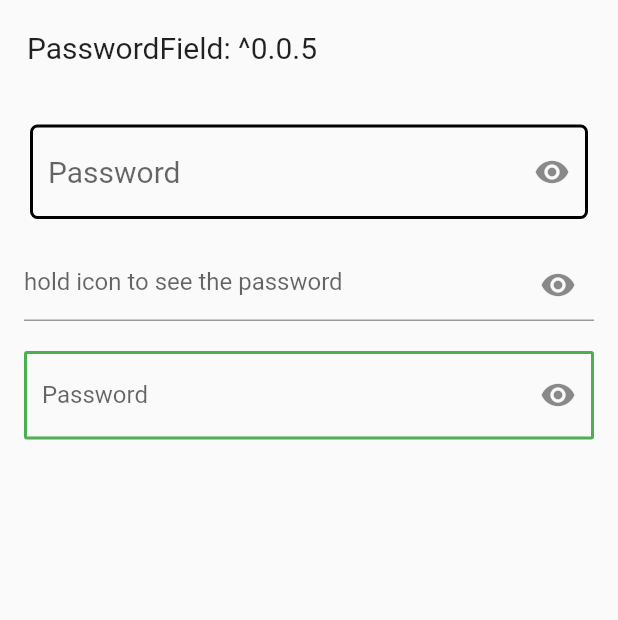
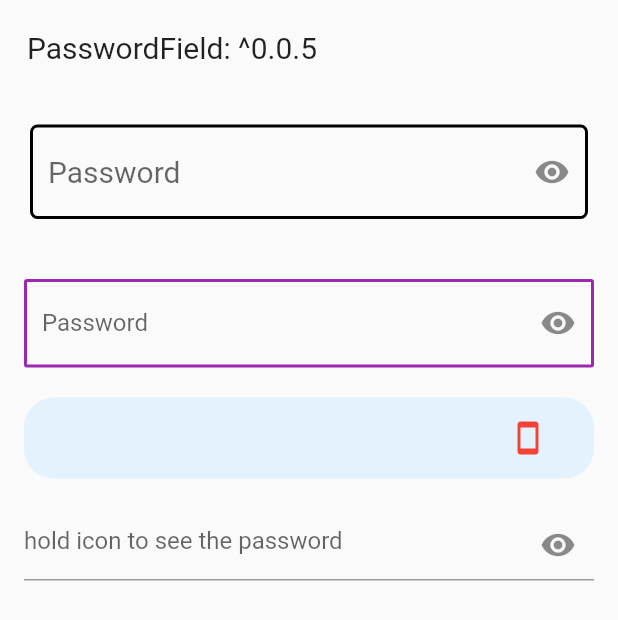
Before and after one commit to maheshj01/passwordfield, a Flutter app: the screen it shows after launch, on a phone screen of 412 x 824 dp. Shown: the top 620 px of the screen. Run offline on Flutter 3.47's test engine with Material 2 defaults, Android fonts, the phone set to English and light mode, and no system bars.

Commit message:
added background border and color and radius
improved documentation and added an example

```diff
--- a/example/lib/main.dart
+++ b/example/lib/main.dart
@@ -63,12 +63,6 @@ class PasswordApp extends StatelessWidget {
               hintText: "Password",
             ),
           ),
-          Container(
-            padding: EdgeInsets.symmetric(horizontal: 16),
-            child: PasswordField(
-              hintText: 'hold icon to see the password ',
-            ),
-          ),
           SizedBox(
             height: 20,
           ),
@@ -80,13 +74,38 @@ class PasswordApp extends StatelessWidget {
               pattern: r'.*[@$#.*].*',
               border: OutlineInputBorder(
                   borderRadius: BorderRadius.circular(2),
-                  borderSide: BorderSide(width: 2, color: Colors.green)),
+                  borderSide: BorderSide(width: 2, color: Colors.purple)),
               focusedBorder: OutlineInputBorder(
                   borderRadius: BorderRadius.circular(10),
-                  borderSide: BorderSide(width: 2, color: Colors.green)),
+                  borderSide: BorderSide(width: 2, color: Colors.purple)),
               errorMessage: 'must contain special character either . * @ # \$',
             ),
-          )
+          ),
+          SizedBox(
+            height: 20,
+          ),
+          Container(
+            margin: EdgeInsets.symmetric(horizontal: 16),
+            child: PasswordField(
+              inputStyle: TextStyle(fontSize: 26),
+              suffixIcon: Icon(
+                Icons.smartphone,
+                color: Colors.red,
+              ),
+              textPadding: EdgeInsets.symmetric(horizontal: 20),
+              backgroundColor: Colors.blue[50],
+              backgroundBorderRadius: BorderRadius.circular(20),
+            ),
+          ),
+          SizedBox(
+            height: 20,
+          ),
+          Container(
+            padding: EdgeInsets.symmetric(horizontal: 16),
+            child: PasswordField(
+              hintText: 'hold icon to see the password ',
+            ),
+          ),
         ],
       )),
     );
--- a/lib/passwordfield.dart
+++ b/lib/passwordfield.dart
@@ -17,47 +17,80 @@ class PasswordField extends StatefulWidget {
       this.inputStyle,
       this.maxLength,
       this.onSubmit,
-      // this.onChanged,
+      this.backgroundColor,
+      this.backgroundBorderRadius,
+      this.textPadding,
+      @deprecated this.onChanged,
       this.errorFocusedBorder,
       this.errorMessage,
       this.suffixIcon,
       this.pattern,
-      this.suffixIconEnabled = true});
+      this.suffixIconEnabled = true})
+      : assert((backgroundColor == null && backgroundBorderRadius == null) ||
+            (backgroundColor != null && backgroundBorderRadius != null));
 
-  //if autofocus is true keyboard pops up as soon as the widget is rendered on screen
-  // defaults to false
+  /// if autofocus is true keyboard pops up as soon as the widget is rendered on screen
+  /// defaults to false
   final bool autoFocus;
-  // Input Border for the password field when not in focus
+
+  /// Input Border for the password field when not in focus
   final InputBorder border;
-  //changes the primary color of the PasswordField
+
+  /// changes the primary color of the PasswordField
   final Color color;
-  // Input Border for the password Field when in Focus
+
+  /// Background Color for the textfield must be specified with [backgroundBorderRadius]
+  final Color backgroundColor;
+
+  /// Border for the textfield background must be specified with backgroundColor
+  final BorderRadiusGeometry backgroundBorderRadius;
+
+  /// Input Border for the password Field when in Focus
   final InputBorder focusedBorder;
-  // Input Border for the password Field when in Focus and has an error
+
+  /// Input Border for the password Field when in Focus and has an error
   final InputBorder errorFocusedBorder;
-  // A controller for an editable passwordfield.
+
+  /// paddint for the textfield when [backgroundBorderRadius] != null
+  final EdgeInsetsGeometry textPadding;
+
+  /// A controller for an editable passwordfield.
   final TextEditingController controller;
-  // pattern for the input password
+
+  /// pattern for the input password
+  /// e.g r'a-zA-Z' allows only alphabets
   final String pattern;
-  // whether the placeholder can float to left top on focus
+
+  /// whether the placeholder can float to left top on focus
   final bool hasFloatingPlaceholder;
-  // hint to show if the placeholder is false
+
+  /// hint to show if the placeholder is false
   final String hintText;
-  // styling the hint defaults to same as inputStyle if not specified
+
+  /// styling the hint defaults to same as inputStyle if not specified
   final TextStyle hintStyle;
-  // styling the passwordfield Text
+
+  /// styling the Passwordfield Text
   final TextStyle inputStyle;
-  // custom message to show if the input password does not match the pattern.
+
+  /// custom message to show if the input password does not match the pattern.
   final String errorMessage;
-  // the max number of characters the password field can support
+
+  /// the max number of characters the password field can support
   final int maxLength;
-  // function triggerred when the submit button on keyboard is pressed
-  final Function onSubmit;
-  // function triggered when the text inside the passwordField is changed
-  // #REMOVED final Function onChanged;
-  //Icon used to unhide the password when touch in Contact with the icon
+
+  /// function triggerred when the submit button on keyboard is pressed
+  final Function(String) onSubmit;
+
+  /// A Callback function triggered when the text insude the PasswordField changes
+  ///
+  @deprecated
+  final Function onChanged;
+
+  /// Icon used to unhide the password when touch in Contact with the icon
   final Icon suffixIcon;
-  // suffix Icon can be removed by setting suffixIconEnabled to false,defaults to true
+
+  /// The Icon to show at the right end of the textfield, suffix Icon can be removed by setting suffixIconEnabled to false,defaults to true
   final bool suffixIconEnabled;
 
   @override
@@ -91,13 +124,22 @@ class PasswordFieldState extends State<PasswordField> {
       child: StreamBuilder<String>(
         stream: bloc.password,
         builder: (BuildContext context, AsyncSnapshot snapshot) {
-          return TextField(
+          return Container(
+            padding: widget.backgroundColor != null ? widget.textPadding : null,
+            decoration: widget.backgroundColor != null
+                ? BoxDecoration(
+                    color: widget.backgroundColor,
+                    borderRadius: widget.backgroundBorderRadius)
+                : null,
+            child: TextField(
               maxLength: widget.maxLength,
               controller: widget.controller,
               obscureText: obscureText,
               autofocus: widget.autoFocus,
               decoration: InputDecoration(
-                border: widget.border,
+                  border: widget.backgroundColor != null
+                      ? InputBorder.none
+                      : widget.border,
                   errorText: snapshot.hasError
                       ? widget.errorMessage ?? snapshot.error
                       : null,
@@ -112,7 +154,8 @@ class PasswordFieldState extends State<PasswordField> {
                   labelText: widget.hasFloatingPlaceholder ? 'Password' : null,
                   suffixIcon: widget.suffixIconEnabled
                       ? GestureDetector(
-                        child: widget.suffixIcon ?? Icon(Icons.remove_red_eye),
+                          child:
+                              widget.suffixIcon ?? Icon(Icons.remove_red_eye),
                           onTapDown: inContact,
                           onTapUp: outContact,
                         )
@@ -121,6 +164,7 @@ class PasswordFieldState extends State<PasswordField> {
               style: widget.inputStyle,
               onChanged: (text) =>
                   bloc.onPasswordChanged(widget.pattern ?? '.*', text),
+            ),
           );
         },
       ),
--- a/pubspec.yaml
+++ b/pubspec.yaml
@@ -1,6 +1,6 @@
 name: passwordfield
 description: A new Flutter package project.
-version: 0.0.5
+version: 0.0.6
 author: Mahesh Jamdade <maheshmn121@gmail.com>
 homepage: https://github.com/maheshmnj/passwordfield-flutter-package
 
@@ -20,7 +20,6 @@ dev_dependencies:
 
 # The following section is specific to Flutter.
 flutter:
-
   # To add assets to your package, add an assets section, like this:
   # assets:
   #  - images/a_dot_burr.jpeg
@@ -31,7 +30,6 @@ flutter:
   #
   # An image asset can refer to one or more resolution-specific "variants", see
   # https://flutter.dev/assets-and-images/#resolution-aware.
-
   # To add custom fonts to your package, add a fonts section here,
   # in this "flutter" section. Each entry in this list should have a
   # "family" key with the font family name, and a "fonts" key with a
```
Also changed, not shown: example/pubspec.lock, pubspec.lock, 3 other files. Lines whose indentation alone changed are shown as unchanged.
